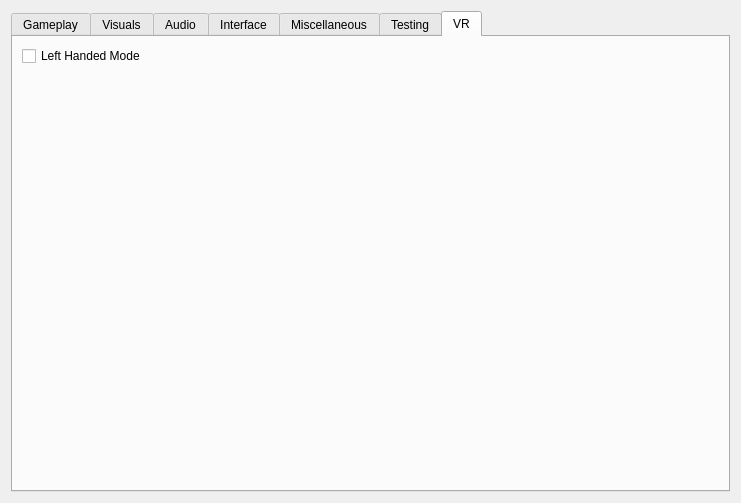
Qt form apps/launcher/ui/settingspage.ui (nikamigaming-create/nikami-openmw-lab) before a commit.
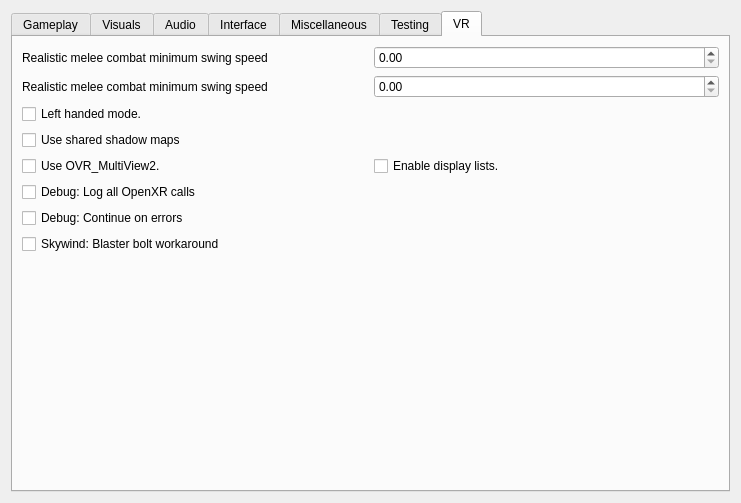
The same form after that commit. The open tabs and pages were chosen to show the change.

Commit message: Add back VR settings that were lost in merging

Patch:
```diff
--- a/apps/launcher/ui/settingspage.ui
+++ b/apps/launcher/ui/settingspage.ui
@@ -1642,13 +1642,140 @@
        <item>
         <layout class="QGridLayout" name="gridLayout_2">
          <item row="0" column="0">
-          <widget class="QCheckBox" name="leftHandedModeCheckBox">
+          <widget class="QLabel" name="realisticCombatMinimumSwingSpeed">
+           <property name="toolTip">
+            <string>&lt;html&gt;&lt;head/&gt;&lt;body&gt;&lt;p&gt;The velocity at which the minimum strength of attack is achieved when swinging your motion controllers. In meters/second. Swinging slower than this does not initiate an attack.&lt;/p&gt;&lt;/body&gt;&lt;/html&gt;</string>
+           </property>
            <property name="text">
-            <string>Left Handed Mode</string>
+            <string>Realistic melee combat minimum swing speed</string>
+           </property>
+          </widget>
+         </item>
+         <item row="0" column="1">
+          <widget class="QDoubleSpinBox" name="realisticCombatMinimumSwingSpeedSpinBox">
+           <property name="enabled">
+            <bool>true</bool>
+           </property>
+           <property name="decimals">
+            <number>2</number>
+           </property>
+           <property name="minimum">
+            <double>0</double>
+           </property>
+           <property name="maximum">
+            <double>100</double>
+           </property>
+           <property name="value">
+            <double>0.00</double>
+           </property>
+           <property name="singleStep">
+            <double>0.100000000000000</double>
            </property>
           </widget>
          </item>
          <item row="1" column="0">
+          <widget class="QLabel" name="realisticCombatMaximumSwingSpeed">
+           <property name="toolTip">
+            <string>&lt;html&gt;&lt;head/&gt;&lt;body&gt;&lt;p&gt;The velocity at which max strength of attack is achieved when swinging your motion controllers. In meters/second&lt;/p&gt;&lt;/body&gt;&lt;/html&gt;</string>
+           </property>
+           <property name="text">
+            <string>Realistic melee combat minimum swing speed</string>
+           </property>
+          </widget>
+         </item>
+         <item row="1" column="1">
+          <widget class="QDoubleSpinBox" name="realisticCombatMaximumSwingSpeedSpinBox">
+           <property name="enabled">
+            <bool>true</bool>
+           </property>
+           <property name="decimals">
+            <number>2</number>
+           </property>
+           <property name="minimum">
+            <double>0</double>
+           </property>
+           <property name="maximum">
+            <double>100</double>
+           </property>
+           <property name="value">
+            <double>0.00</double>
+           </property>
+           <property name="singleStep">
+            <double>0.100000000000000</double>
+           </property>
+          </widget>
+         </item>
+         <item row="2" column="0">
+          <widget class="QCheckBox" name="leftHandedModeCheckBox">
+           <property name="toolTip">
+            <string>&lt;html&gt;&lt;head/&gt;&lt;body&gt;&lt;p&gt;Makes OpenMW VR use left handed modes where this has been implemented.&lt;/p&gt;&lt;/body&gt;&lt;/html&gt;</string>
+           </property>
+           <property name="text">
+            <string>Left handed mode.</string>
+           </property>
+          </widget>
+         </item>
+         <item row="3" column="0">
+          <widget class="QCheckBox" name="useSharedShadowMapsCheckBox">
+           <property name="toolTip">
+            <string>&lt;html&gt;&lt;head/&gt;&lt;body&gt;&lt;p&gt;Makes OpenMW VR map shadows for both eyes in one pass, instead of once per eye. This is a significant performance benefit, and should only be disabled for debugging or masochism purposes.&lt;/p&gt;&lt;/body&gt;&lt;/html&gt;</string>
+           </property>
+           <property name="text">
+            <string>Use shared shadow maps</string>
+           </property>
+          </widget>
+         </item>
+         <item row="4" column="0">
+          <widget class="QCheckBox" name="useMultiviewCheckBox">
+           <property name="toolTip">
+            <string>&lt;html&gt;&lt;head/&gt;&lt;body&gt;&lt;p&gt;Makes OpenMW VR render stereo using the OVR_MultiView2 extension to OpenGL instead of two render passes. You may need to disable this on older GPUs. &lt;/p&gt;&lt;/body&gt;&lt;/html&gt;</string>
+           </property>
+           <property name="text">
+            <string>Use OVR_MultiView2.</string>
+           </property>
+          </widget>
+         </item>
+         <item row="4" column="1">
+           <widget class="QCheckBox" name="allowDisplayListsCheckBox">
+             <property name="toolTip">
+               <string>&lt;html&gt;&lt;head/&gt;&lt;body&gt;&lt;p&gt;Lets OpenMW VR use display lists when multiview is enabled. This is default disabled as it breaks on some drivers/cards. If you don't know what this is, ignore it. &lt;/p&gt;&lt;/body&gt;&lt;/html&gt;</string>
+             </property>
+             <property name="text">
+               <string>Enable display lists.</string>
+             </property>
+           </widget>
+         </item>
+         <item row="5" column="0">
+          <widget class="QCheckBox" name="logAllXrCallsCheckBox">
+           <property name="toolTip">
+            <string>&lt;html&gt;&lt;head/&gt;&lt;body&gt;&lt;p&gt;Makes OpenMW VR log every single OpenXR call. This degrades performance and creates a massive log. You probably want this disabled.&lt;/p&gt;&lt;/body&gt;&lt;/html&gt;</string>
+           </property>
+           <property name="text">
+            <string>Debug: Log all OpenXR calls</string>
+           </property>
+          </widget>
+         </item>
+         <item row="6" column="0">
+          <widget class="QCheckBox" name="ignoreXrErrorsCheckBox">
+           <property name="toolTip">
+            <string>&lt;html&gt;&lt;head/&gt;&lt;body&gt;&lt;p&gt;Makes OpenMW VR ignore unsuccessful calls to OpenXR. You probably want this enabled.&lt;/p&gt;&lt;/body&gt;&lt;/html&gt;</string>
+           </property>
+           <property name="text">
+            <string>Debug: Continue on errors</string>
+           </property>
+          </widget>
+         </item>
+         <item row="7" column="0">
+          <widget class="QCheckBox" name="skywindBlasterBoltWorkaroundCheckBox">
+           <property name="toolTip">
+            <string>&lt;html&gt;&lt;head/&gt;&lt;body&gt;&lt;p&gt; In VR, projectiles are launched based on the orientation of the ammo node itself. The skywind blaster bolts do not receive an orientation before being launched, causing them to always travel in a fixed direction in VR. This workaround fixes this issue if enabled by explicitly testing for the sw_blasterbolt identifier and using the weapon orientation instead.&lt;/p&gt;&lt;/body&gt;&lt;/html&gt;</string>
+           </property>
+           <property name="text">
+            <string>Skywind: Blaster bolt workaround</string>
+           </property>
+          </widget>
+         </item>
+         <item row="8" column="0">
           <spacer name="verticalSpacerVR">
            <property name="orientation">
             <enum>Qt::Orientation::Vertical</enum>
```
The commit also changes 1 other file.
